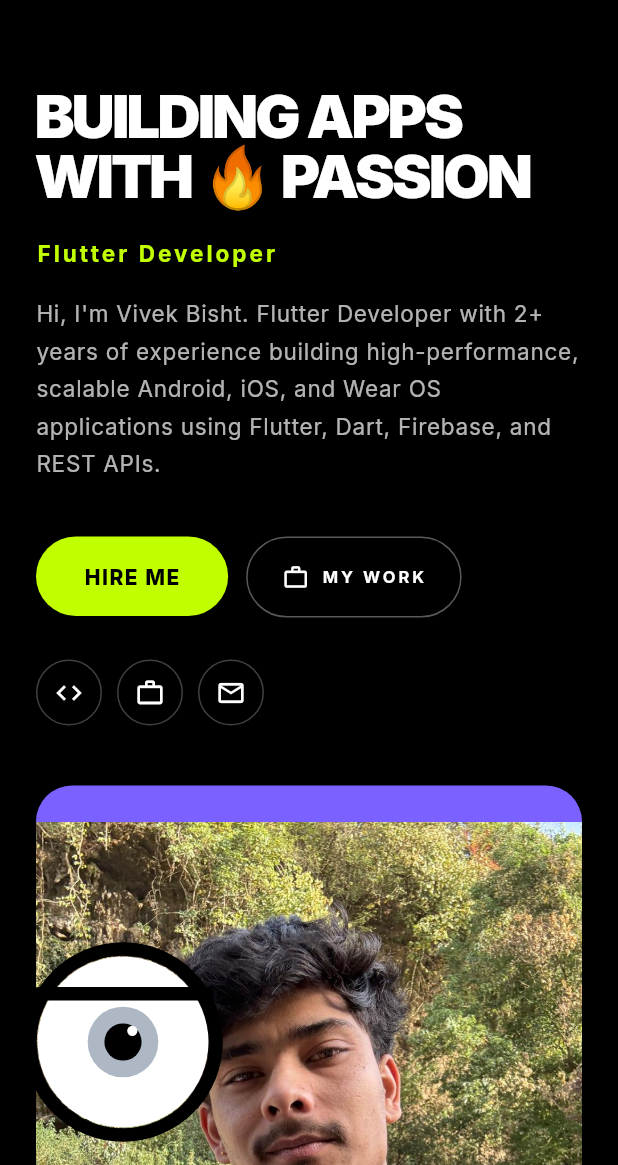
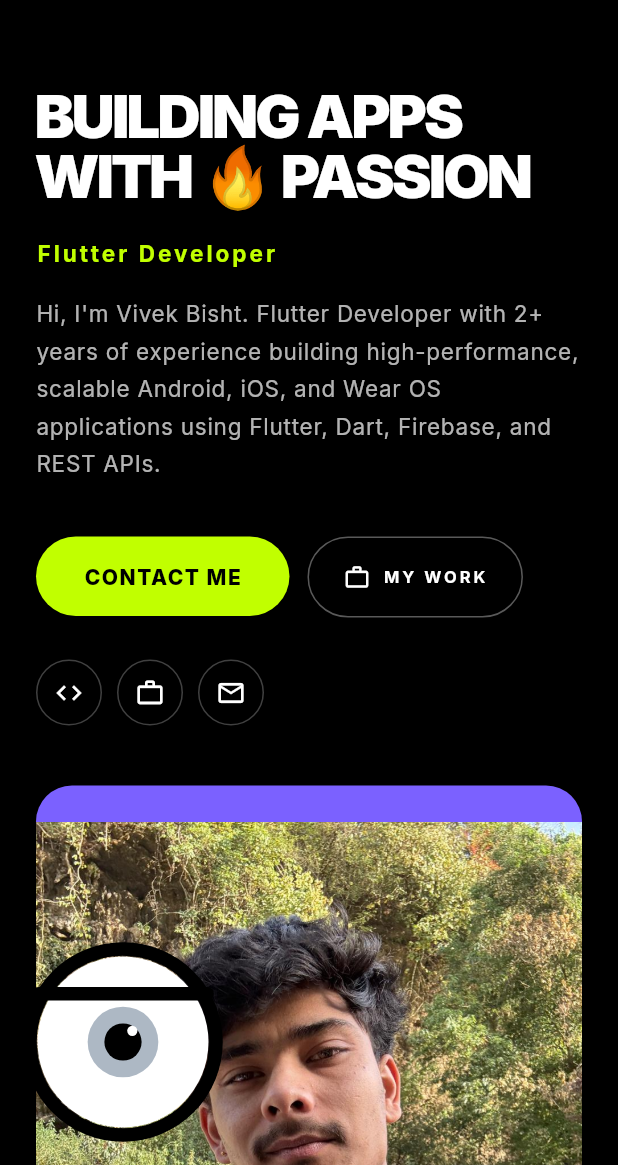
Before and after one commit to bisVivek/portfolio-flutter, a Flutter app: the screen it shows after launch, on a phone screen of 412 x 824 dp, the part 71-1236 px from its top. Run offline on Flutter 3.47's test engine with Material 3 defaults, Android fonts, the phone set to English and light mode, and no system bars; drawn by our look-alikes of flutter_animate; our stand-ins replace google_fonts, video_player.

Commit message:
updTE EYE FEATURE

```diff
--- a/lib/sections/hero_section.dart
+++ b/lib/sections/hero_section.dart
@@ -97,7 +97,7 @@ class _HeroContent extends StatelessWidget {
           children: [
             FilledButton(
               onPressed: onContact ?? onExploreWork,
-              child: const Text('HIRE ME'),
+              child: const Text('CONTACT ME'),
             ),
             OutlinedButton.icon(
               onPressed: onExploreWork,
--- a/lib/widgets/portfolio_nav_bar.dart
+++ b/lib/widgets/portfolio_nav_bar.dart
@@ -113,7 +113,7 @@ class _NeonContactBtn extends StatelessWidget {
         style: FilledButton.styleFrom(
           padding: const EdgeInsets.symmetric(horizontal: 20, vertical: 12),
         ),
-        child: const Text('HIRE ME'),
+        child: const Text('CONTACT ME'),
       ),
     );
   }
--- a/lib/widgets/tracking_eye_widget.dart
+++ b/lib/widgets/tracking_eye_widget.dart
@@ -75,7 +75,7 @@ const _idleMessages = [
     floatOffset: 0.2,
   ),
   _IdleBubbleConfig(
-    text: 'No cap, hire me fr 💀',
+    text: 'No cap, contact me fr 💀',
     tail: _BubbleTail.left,
     style: _CoolBubbleStyle.purple,
     left: kEyeSize + 6,
@@ -91,7 +91,7 @@ const _idleMessages = [
     floatOffset: 0.8,
   ),
   _IdleBubbleConfig(
-    text: 'Plot twist: hire me 😂',
+    text: 'Plot twist: contact me 😂',
     tail: _BubbleTail.bottom,
     style: _CoolBubbleStyle.white,
     left: 24,
@@ -123,7 +123,7 @@ const _idleMessages = [
     floatOffset: 0.35,
   ),
   _IdleBubbleConfig(
-    text: 'Skill issue? Hire me instead',
+    text: 'Skill issue? Contact me instead',
     tail: _BubbleTail.left,
     style: _CoolBubbleStyle.warning,
     left: kEyeSize + 4,
@@ -857,7 +857,7 @@ class _HireMeOverlayState extends State<HireMeOverlay>
                       _OverlayBubble(
                         isCompact: isCompact,
                         title: 'You did wrong to me.',
-                        subtitle: 'Now hire me 😊',
+                        subtitle: '',
                         style: _CoolBubbleStyle.neon,
                         large: false,
                       ),
@@ -880,7 +880,7 @@ class _HireMeOverlayState extends State<HireMeOverlay>
                           ],
                         ),
                         child: Text(
-                          'HIRE ME 😊',
+                          'CONTACT ME 😊',
                           style: TextStyle(
                             fontSize: isCompact ? 44 : 72,
                             fontWeight: FontWeight.w900,
@@ -974,6 +974,7 @@ class _OverlayBubble extends StatelessWidget {
               height: 1.2,
             ),
           ),
+          if (subtitle.isNotEmpty) ...[
             const SizedBox(height: 10),
             Text(
               subtitle,
@@ -987,6 +988,7 @@ class _OverlayBubble extends StatelessWidget {
               ),
             ),
           ],
+        ],
       ),
     );
   }
```
Also changed, not shown: assets/images/img-4.jpeg (renamed from assets/images/img-4.png). Lines whose indentation alone changed are shown as unchanged.
